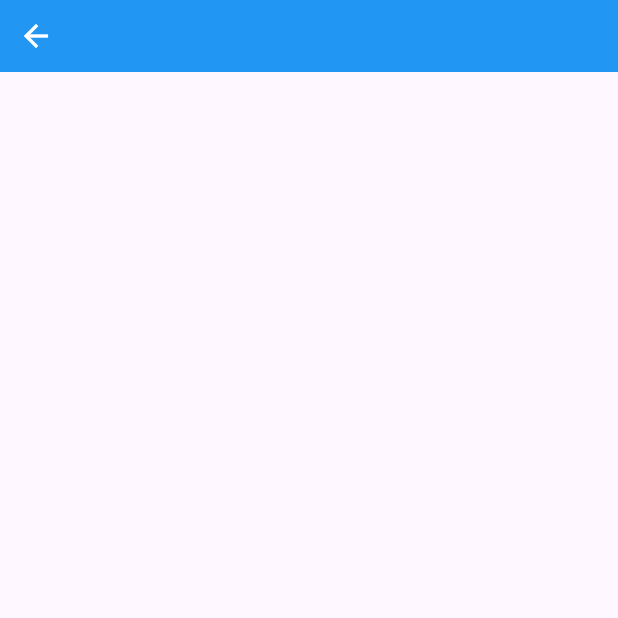
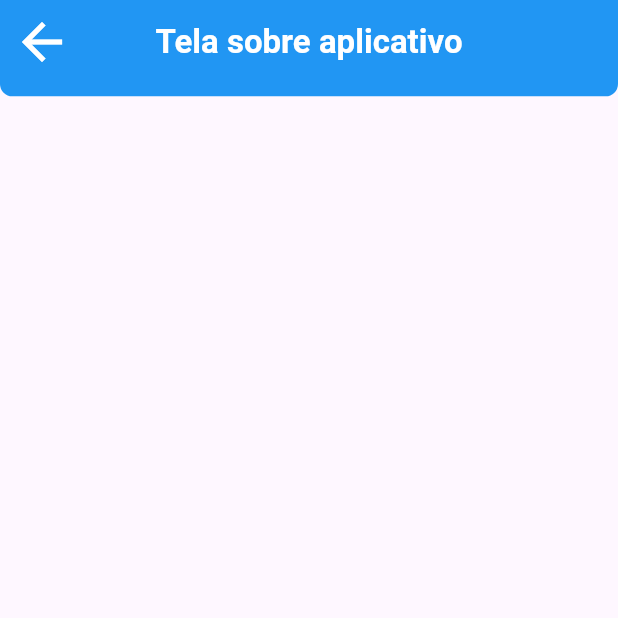
Before and after one commit to mussa010/ProvaParcial, a Flutter app: the AboutApp screen opened by its route, on a phone screen of 412 x 824 dp, the top half of it. Run offline on Flutter 3.47's test engine with Material 3 defaults, Android fonts, the phone set to English and light mode, and no system bars; our stand-ins replace device_preview, mask_text_input_formatter.

Commit message:
prova parcial

```diff
--- a/lib/view/aboutApp.dart
+++ b/lib/view/aboutApp.dart
@@ -1,5 +1,4 @@
 import 'package:flutter/material.dart';
-import 'package:flutter/widgets.dart';
 
 class AboutApp extends StatelessWidget {
   const AboutApp({super.key});
@@ -7,22 +6,36 @@ class AboutApp extends StatelessWidget {
   @override
   Widget build(BuildContext context) {
     return Scaffold(
-      body: Column(
-        children: [
+      appBar: AppBar(
+        centerTitle: true,
+          title: const Text(
+            'Tela sobre aplicativo',
+            style: TextStyle(
+              color: Colors.white,
+              fontWeight: FontWeight.bold,
+            ),
+          ),
+          leading: IconButton(
+            icon: const Icon(
+              Icons.arrow_back,
+              color: Colors.white,
+              size: 40,
+            ),
+            onPressed: () => Navigator.pop(context),
+          ),
+          backgroundColor: Colors.blue,
+        ),
+        body: Column(children: [
           Container(
-            alignment:Alignment.bottomLeft,
-            color: Colors.blue,
-            child: IconButton(
-              onPressed: () => Navigator.pop(context),
-              icon: const Icon(
-                Icons.arrow_back,
-                color: Colors.white
-              )
-            )
-          ),
-        ],
+            height: MediaQuery.of(context).size.height * 0.01,
+            width: MediaQuery.of(context).size.width,
+            decoration: const BoxDecoration(
+              color: Colors.blue,
+              borderRadius: BorderRadius.vertical(bottom: Radius.circular(50))
+            ),
+          )
 
-      ),
+        ],),
     );
   }
 }
```
